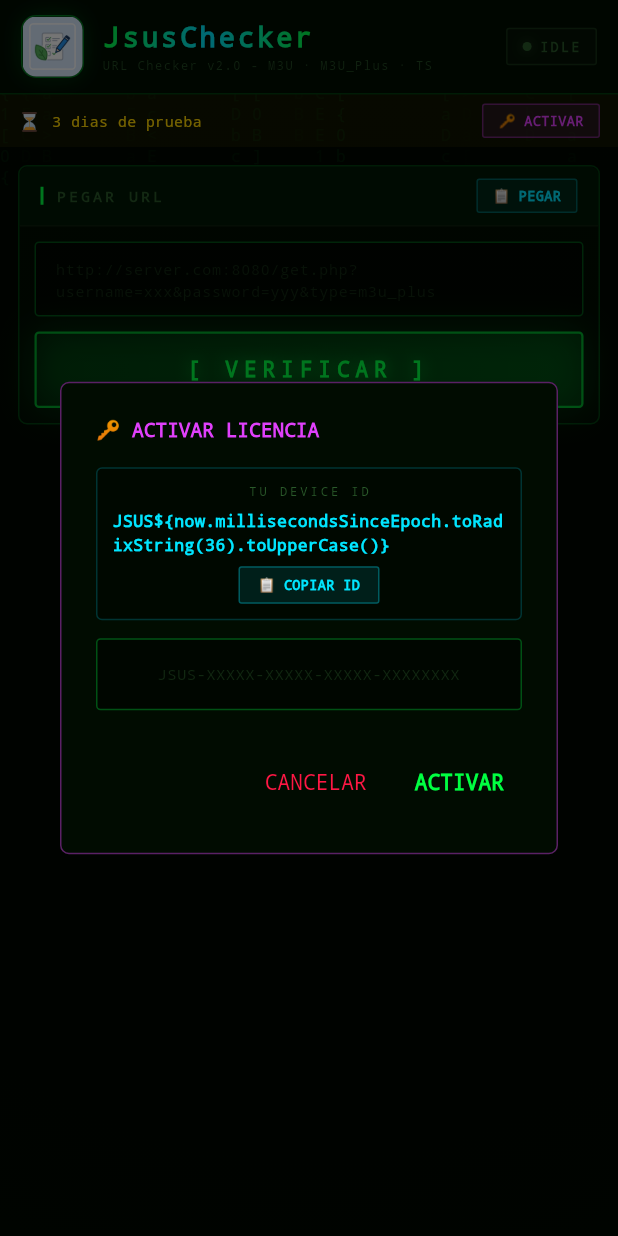
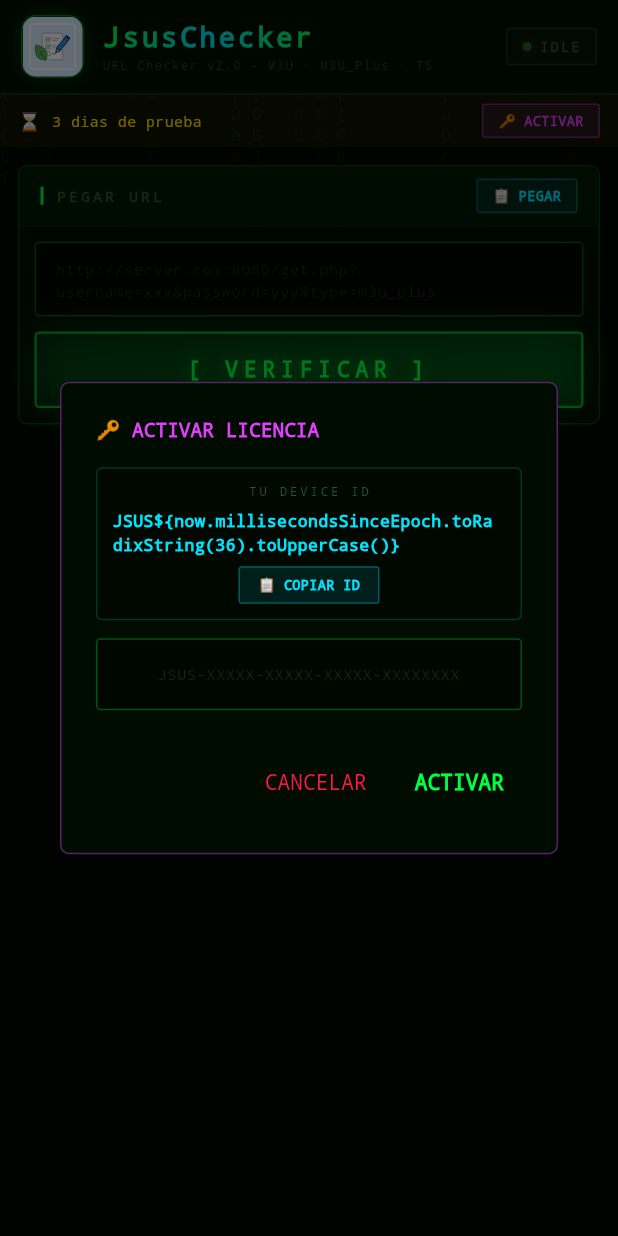
Before and after one commit to paragpt04-boop/JsusChecker, a Flutter app: the screen it shows after launch, after a tap on "🔑 ACTIVAR", on a phone screen of 412 x 824 dp. Run offline on Flutter 3.47's test engine with Material 3 defaults, Android fonts, the phone set to English and light mode, and no system bars; our stand-ins replace share_plus, shared_preferences.

Commit message:
Fix device ID display y conexion HTTP

```diff
--- a/lib/main.dart
+++ b/lib/main.dart
@@ -563,9 +563,12 @@ class _HS extends State<HomeScreen> with TickerProviderStateMixin {
     super.dispose();
   }
 
-  void _showActivation() {
+  void _showActivation() async {
     final ctrl = TextEditingController();
     String msg = '';
+    final prefs = await SharedPreferences.getInstance();
+    final devIdVal = prefs.getString('dev_id') ?? 'Cargando...';
+    if (!mounted) return;
     showDialog(
       context: context,
       builder: (ctx) => StatefulBuilder(
@@ -586,15 +589,12 @@ class _HS extends State<HomeScreen> with TickerProviderStateMixin {
               child: Column(children: [
                 Text('TU DEVICE ID', style: TextStyle(fontSize: 8, color: cDg, letterSpacing: 2)),
                 const SizedBox(height: 6),
-                FutureBuilder<String>(
-                  future: SharedPreferences.getInstance().then((p) => p.getString('dev_id') ?? ''),
-                  builder: (_, snap) => snap.hasData ? Column(children: [
-                    Text(snap.data!, style: const TextStyle(fontSize: 11, color: cCy,
+                SelectableText(devIdVal, style: const TextStyle(fontSize: 11, color: cCy,
                   fontFamily: 'monospace', fontWeight: FontWeight.bold)),
                 const SizedBox(height: 6),
                 GestureDetector(
                   onTap: () {
-                        Clipboard.setData(ClipboardData(text: snap.data!));
+                    Clipboard.setData(ClipboardData(text: devIdVal));
                     Navigator.pop(ctx);
                     _toast('Device ID copiado');
                   },
@@ -606,7 +606,6 @@ class _HS extends State<HomeScreen> with TickerProviderStateMixin {
                       border: Border.all(color: cCy.withOpacity(0.3))),
                     child: const Text('📋 COPIAR ID', style: TextStyle(fontSize: 9, color: cCy,
                       fontFamily: 'monospace', fontWeight: FontWeight.bold)))),
-                  ]) : const SizedBox()),
               ])),
             const SizedBox(height: 12),
             TextField(
```
Lines whose indentation alone changed are shown as unchanged.
